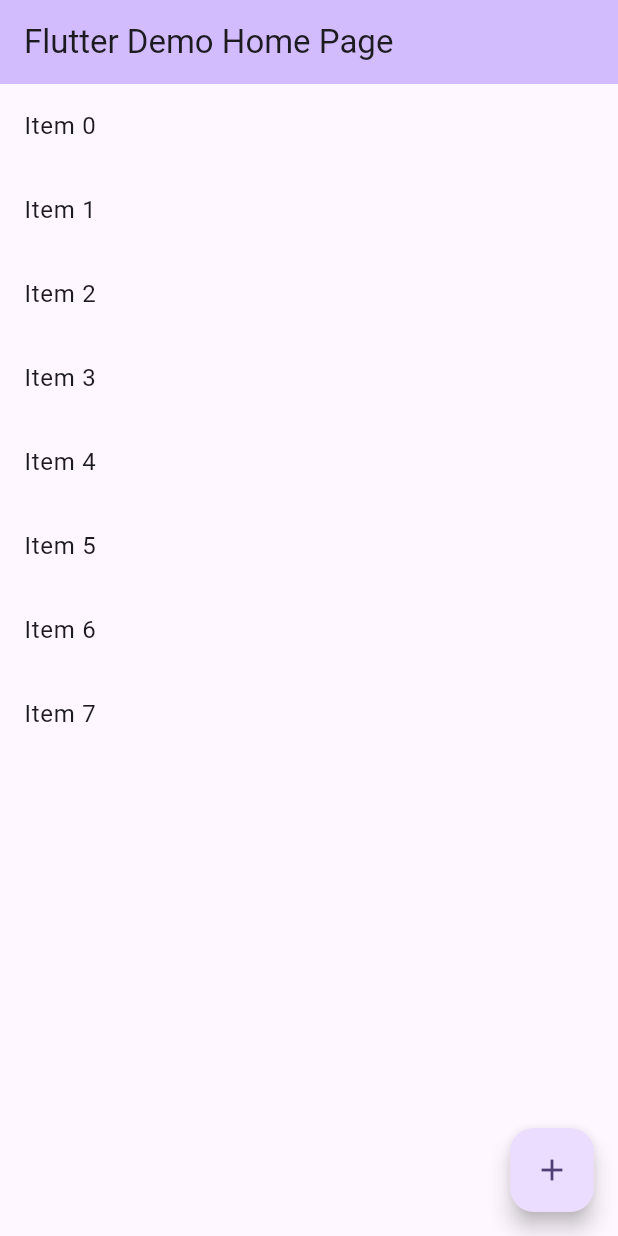
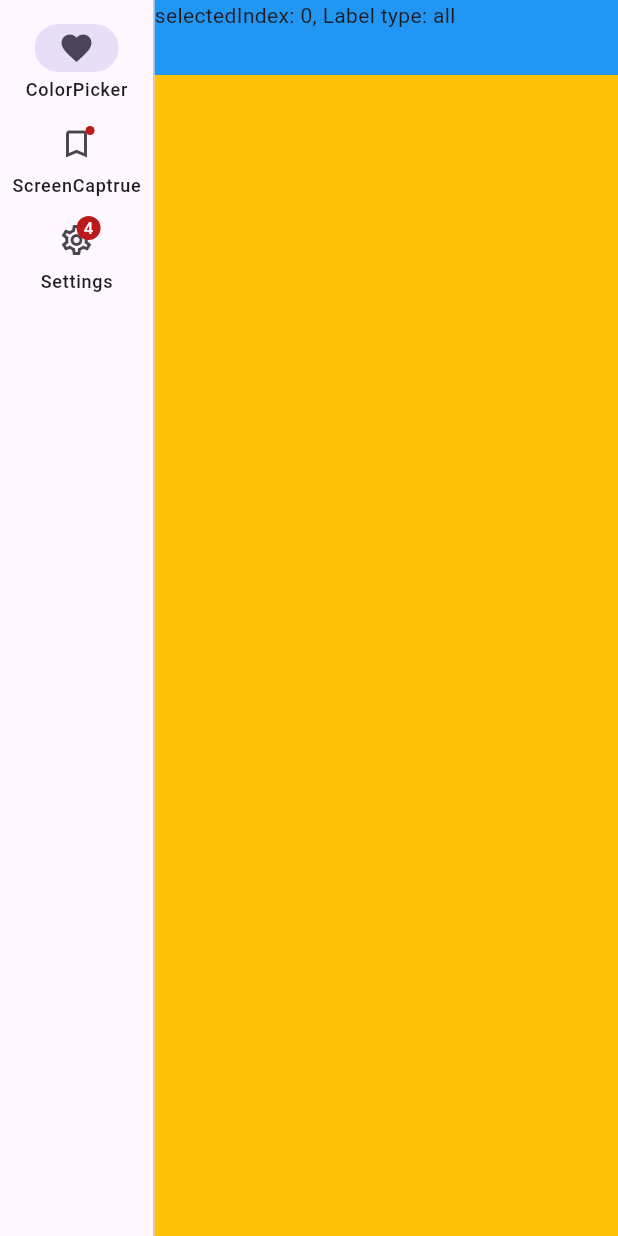
Before and after one commit to wayixia/imagecap, a Flutter app: the screen it shows after launch, on a phone screen of 412 x 824 dp. Run offline on Flutter 3.47's test engine with Material 3 defaults, Android fonts, the phone set to English and light mode, and no system bars.

Commit message:
main frame

```diff
--- a/lib/main.dart
+++ b/lib/main.dart
@@ -1,4 +1,6 @@
 import 'package:flutter/material.dart';
+
+import 'mainframe.dart';
 
 void main() {
   runApp(const MyApp());
@@ -30,7 +32,8 @@ class MyApp extends StatelessWidget {
         // tested with just a hot reload.
         colorScheme: ColorScheme.fromSeed(seedColor: Colors.deepPurple),
       ),
-      home: const MyHomePage(title: 'Flutter Demo Home Page'),
+      //home: const MyHomePage(title: 'Flutter Demo Home Page'),
+      home: MainFrame(),
     );
   }
 }
@@ -126,6 +129,7 @@ class HighlightListView extends StatefulWidget {
 
 class _HighlightListViewState extends State<HighlightListView> {
   int? _highlightedIndex;
+  int? _selectedIndex;
 
   @override
   Widget build(BuildContext context) {
@@ -133,15 +137,20 @@ class _HighlightListViewState extends State<HighlightListView> {
       itemCount: widget.items.length,
       itemBuilder: (context, index) {
         bool isHighlighted = _highlightedIndex == index;
+        bool isSelected = _selectedIndex == index;
         return MouseRegion(
           onEnter: (event) => _highlight(index),
           onExit: (event) => _highlight(null),
           child: ListTile(
             title: Text(widget.items[index]),
-            selected: isHighlighted, // 使用selected属性来显示高亮效果
-            selectedColor: Colors.blue[100], // 高亮颜色
+            selected: isSelected, // 使用selected属性来显示高亮效果
+            selectedColor: Colors.white, // 高亮颜色
+            selectedTileColor: Colors.green, // 选中颜色
+            trailing: Icon(Icons.star, color: (isHighlighted||isSelected) ?Colors.white:Colors.grey),
             onTap: () {
               // 处理点击事件
+              _selectedIndex = index;
+              setState(() {});
             },
           ),
         );
--- /dev/null
+++ b/lib/mainframe.dart
@@ -0,0 +1,146 @@
+import 'package:flutter/material.dart';
+
+class MainFrame extends StatefulWidget {
+  const MainFrame({super.key});
+
+  @override
+  State<MainFrame> createState() => _MainFrameState();
+}
+
+class _MainFrameState extends State<MainFrame> {
+  int _selectedIndex = 0;
+  NavigationRailLabelType labelType = NavigationRailLabelType.all;
+  bool showLeading = false;
+  bool showTrailing = false;
+  double groupAlignment = -1.0;
+
+  @override
+  Widget build(BuildContext context) {
+    return Scaffold(
+      body: SafeArea(
+        child: Row(
+          children: <Widget>[
+            NavigationRail(
+              selectedIndex: _selectedIndex,
+              groupAlignment: groupAlignment,
+              onDestinationSelected: (int index) {
+                setState(() {
+                  _selectedIndex = index;
+                });
+              },
+              labelType: labelType,
+              leading: showLeading
+                  ? FloatingActionButton(
+                      elevation: 0,
+                      onPressed: () {
+                        // Add your onPressed code here!
+                      },
+                      child: const Icon(Icons.add),
+                    )
+                  : const SizedBox(),
+              trailing: showTrailing
+                  ? IconButton(
+                      onPressed: () {
+                        // Add your onPressed code here!
+                      },
+                      icon: const Icon(Icons.more_horiz_rounded),
+                    )
+                  : const SizedBox(),
+              destinations: const <NavigationRailDestination>[
+                NavigationRailDestination(
+                  icon: Icon(Icons.favorite_border),
+                  selectedIcon: Icon(Icons.favorite),
+                  label: Text('ColorPicker'),
+                ),
+                NavigationRailDestination(
+                  icon: Badge(child: Icon(Icons.bookmark_border)),
+                  selectedIcon: Badge(child: Icon(Icons.book)),
+                  label: Text('ScreenCaptrue'),
+                ),
+                NavigationRailDestination(
+                  icon: Badge(label: Text('4'), child: Icon(Icons.settings_outlined)),
+                  selectedIcon: Badge(label: Text('4'), child: Icon(Icons.settings)),
+                  label: Text('Settings'),
+                ),
+              ],
+            ),
+            const VerticalDivider(thickness: 1, width: 1),
+            // This is the main content.
+            Expanded(
+              child: Column(
+                mainAxisAlignment: MainAxisAlignment.center,
+                children: <Widget>[
+                  Container(color: Colors.blue,
+                    height: 50,
+                    width: double.infinity,
+                    child:  Text('selectedIndex: $_selectedIndex, Label type: ${labelType.name}')
+                  ),
+                  Expanded(child: Container(color: Colors.amber, width: double.infinity)),
+
+                  // const SizedBox(height: 10),
+                  // SegmentedButton<NavigationRailLabelType>(
+                  //   segments: const <ButtonSegment<NavigationRailLabelType>>[
+                  //     ButtonSegment<NavigationRailLabelType>(
+                  //       value: NavigationRailLabelType.none,
+                  //       label: Text('None'),
+                  //     ),
+                  //     ButtonSegment<NavigationRailLabelType>(
+                  //       value: NavigationRailLabelType.selected,
+                  //       label: Text('Selected'),
+                  //     ),
+                  //     ButtonSegment<NavigationRailLabelType>(
+                  //       value: NavigationRailLabelType.all,
+                  //       label: Text('All'),
+                  //     ),
+                  //   ],
+                  //   selected: <NavigationRailLabelType>{labelType},
+                  //   onSelectionChanged: (Set<NavigationRailLabelType> newSelection) {
+                  //     setState(() {
+                  //       labelType = newSelection.first;
+                  //     });
+                  //   },
+                  // ),
+                  // const SizedBox(height: 20),
+                  // Text('Group alignment: $groupAlignment'),
+                  // const SizedBox(height: 10),
+                  // SegmentedButton<double>(
+                  //   segments: const <ButtonSegment<double>>[
+                  //     ButtonSegment<double>(value: -1.0, label: Text('Top')),
+                  //     ButtonSegment<double>(value: 0.0, label: Text('Center')),
+                  //     ButtonSegment<double>(value: 1.0, label: Text('Bottom')),
+                  //   ],
+                  //   selected: <double>{groupAlignment},
+                  //   onSelectionChanged: (Set<double> newSelection) {
+                  //     setState(() {
+                  //       groupAlignment = newSelection.first;
+                  //     });
+                  //   },
+                  // ),
+                  // const SizedBox(height: 20),
+                  // SwitchListTile(
+                  //   title: Text(showLeading ? 'Hide Leading' : 'Show Leading'),
+                  //   value: showLeading,
+                  //   onChanged: (bool value) {
+                  //     setState(() {
+                  //       showLeading = value;
+                  //     });
+                  //   },
+                  // ),
+                  // SwitchListTile(
+                  //   title: Text(showTrailing ? 'Hide Trailing' : 'Show Trailing'),
+                  //   value: showTrailing,
+                  //   onChanged: (bool value) {
+                  //     setState(() {
+                  //       showTrailing = value;
+                  //     });
+                  //   },
+                  // ),
+                ],
+              ),
+            ),
+          ],
+        ),
+      ),
+    );
+  }
+}
```
